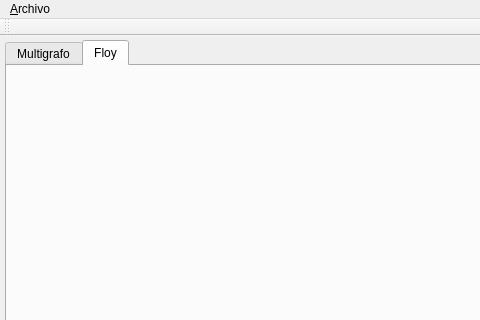
Above: Proyecto3/mainwindow.ui from chemasantos666/ED-Chema before the change; both pictures show x 0 to 480 and y 0 to 320 of the 944 by 615 pixel window. Below: the same form after it.
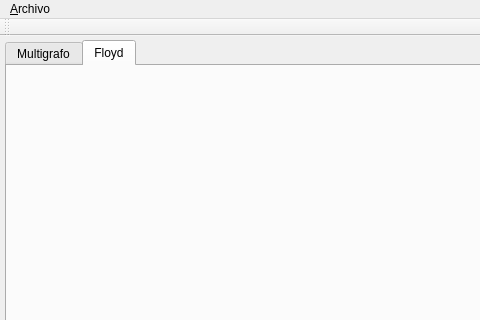
That is the form after the change. The open tabs and pages were chosen to show the change.

Diff of the .ui file:
```diff
--- a/Proyecto3/mainwindow.ui
+++ b/Proyecto3/mainwindow.ui
@@ -302,7 +302,7 @@
     </widget>
     <widget class="QWidget" name="Floy">
      <attribute name="title">
-      <string>Floy</string>
+      <string>Floyd</string>
      </attribute>
      <widget class="QWidget" name="gridLayoutWidget">
       <property name="geometry">
```
Left out of the diff: 4 changed lines with no effect on the pictures.
